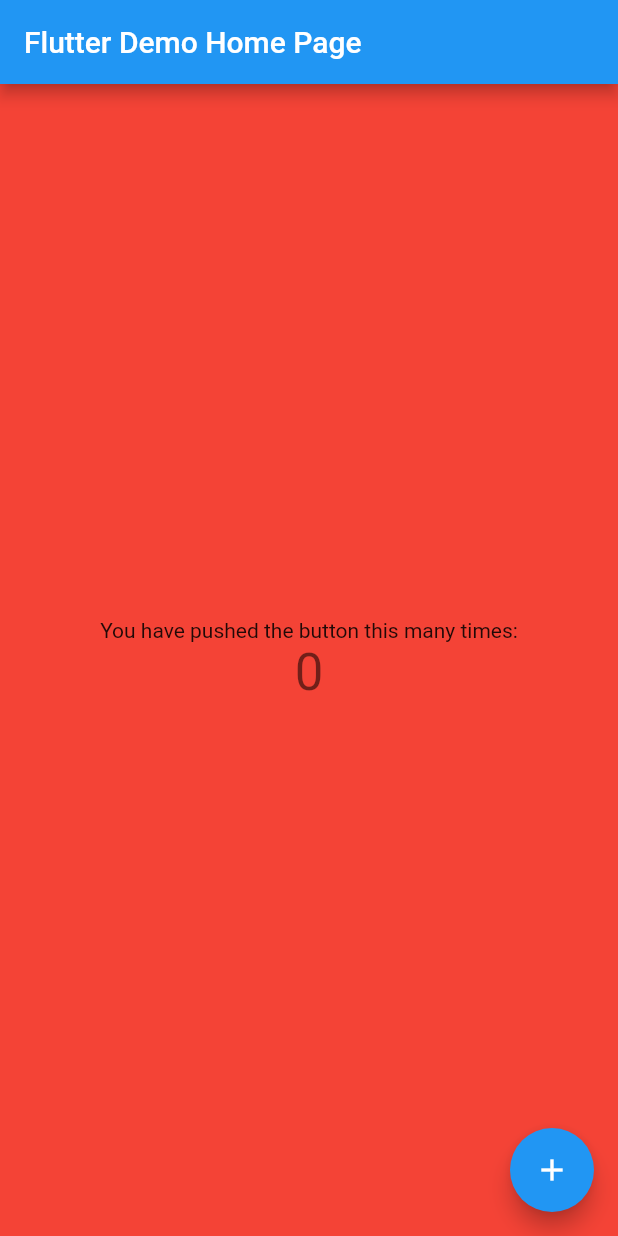
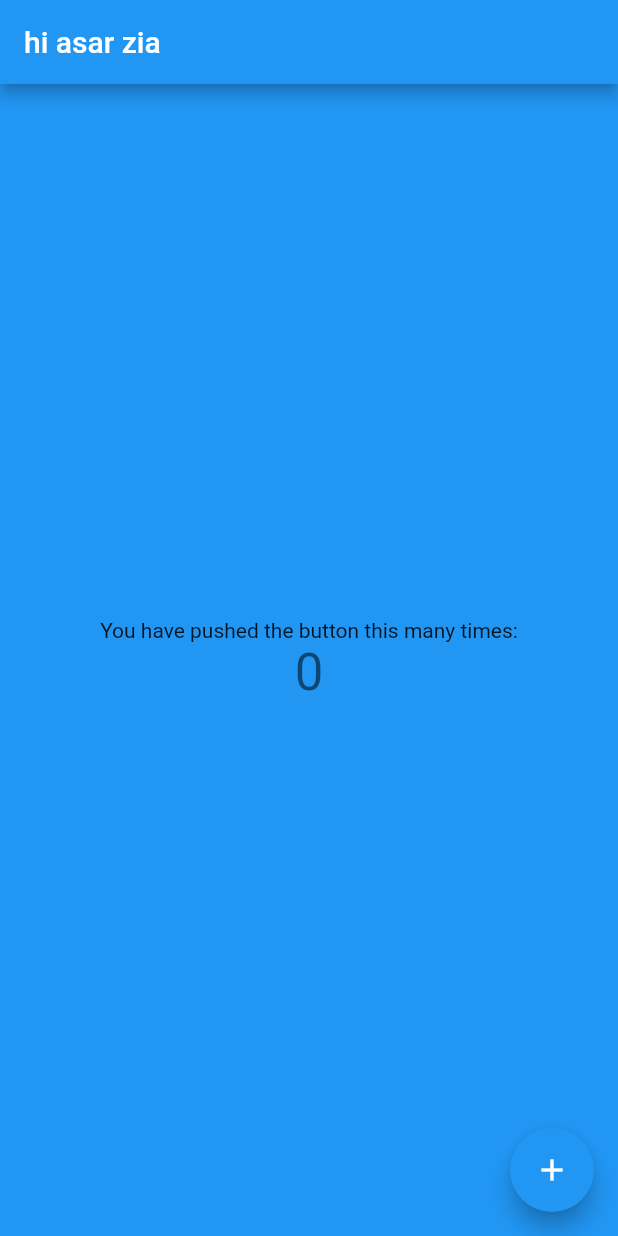
Before and after one commit to AsarZia/Toast, a Flutter app: the screen it shows after launch, on a phone screen of 412 x 824 dp. Run offline on Flutter 3.47's test engine with Material 2 defaults, Android fonts, the phone set to English and light mode, and no system bars.

Commit message:
day2 completed

```diff
--- a/lib/main.dart
+++ b/lib/main.dart
@@ -58,11 +58,11 @@ class _MyHomePageState extends State<MyHomePage> {
     // fast, so that you can just rebuild anything that needs updating rather
     // than having to individually change instances of widgets.
     return Scaffold(
-      backgroundColor: Colors.red,
+      backgroundColor: Colors.blue,
       appBar: AppBar(
         // Here we take the value from the MyHomePage object that was created by
         // the App.build method, and use it to set our appbar title.
-        title: Text(widget.title),
+        title: Text("hi asar zia"),
       ),
       body: Center(
         // Center is a layout widget. It takes a single child and positions it
```
